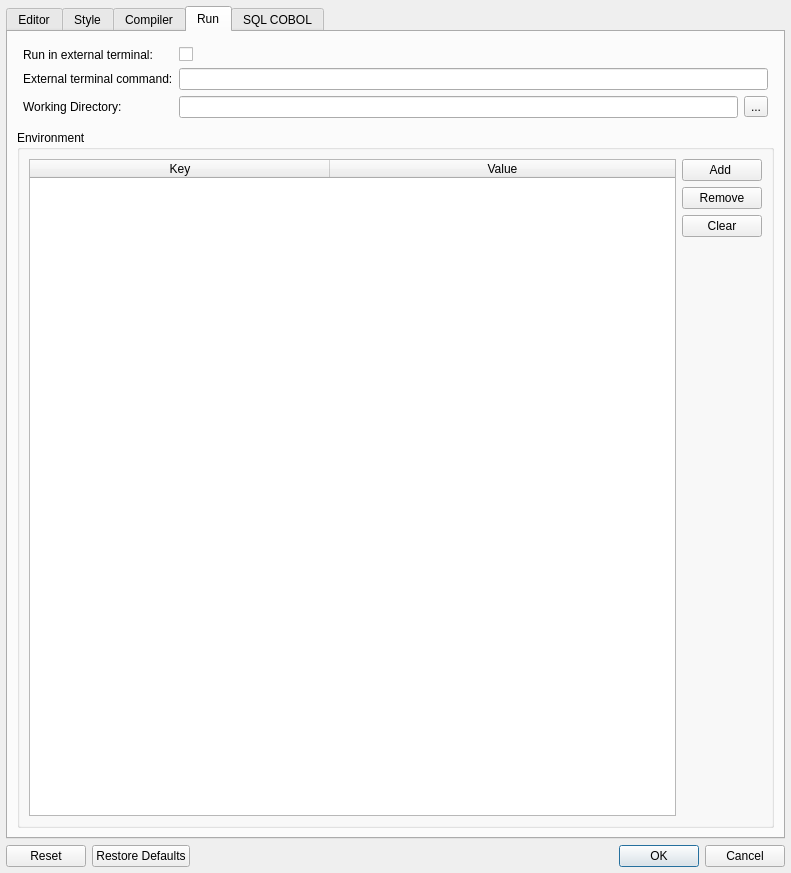
First picture: the form in forms/dlg_preferences.ui, repository OpenCobolIDE/OpenCobolIDE, before the edit.
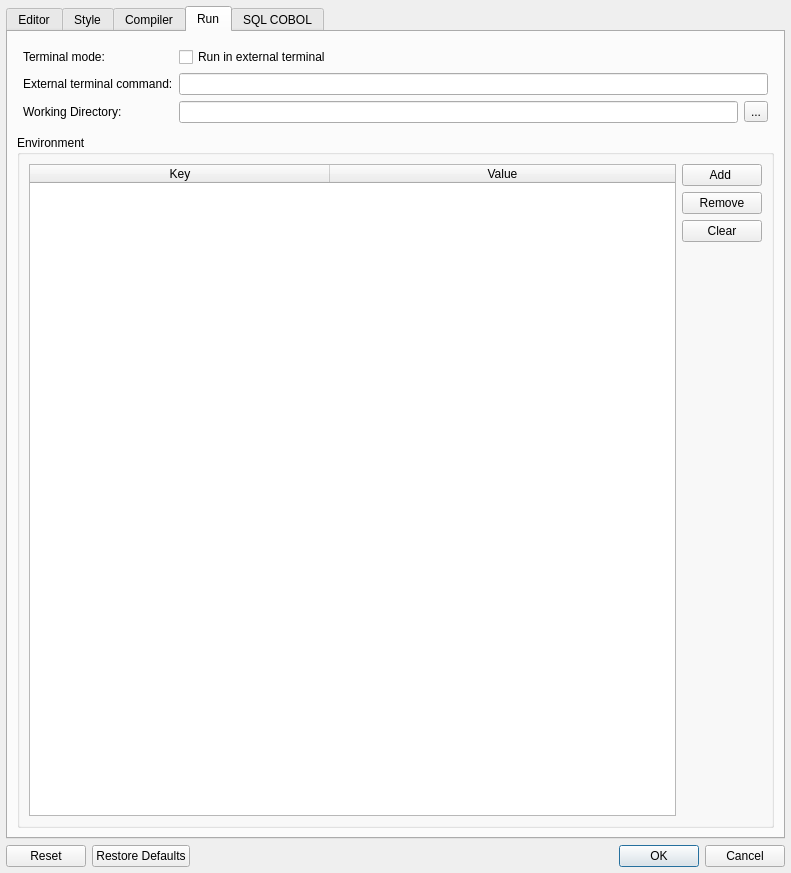
Second picture: the form after the edit. The open tabs and pages were chosen to show the change. Icons and pictures are not drawn. Custom widgets are drawn as their Qt base class.

What changed in the file:
```diff
--- a/forms/dlg_preferences.ui
+++ b/forms/dlg_preferences.ui
@@ -1420,14 +1420,14 @@
             <item row="1" column="1">
              <widget class="QCheckBox" name="checkBoxRunExtTerm">
               <property name="text">
-               <string/>
+               <string>Run in external terminal</string>
               </property>
              </widget>
             </item>
             <item row="1" column="0">
              <widget class="QLabel" name="label_43">
               <property name="text">
-               <string>Run in external terminal:</string>
+               <string>Terminal mode:</string>
               </property>
              </widget>
             </item>
```
Left out of the diff: 85 changed lines with no effect on the pictures.
